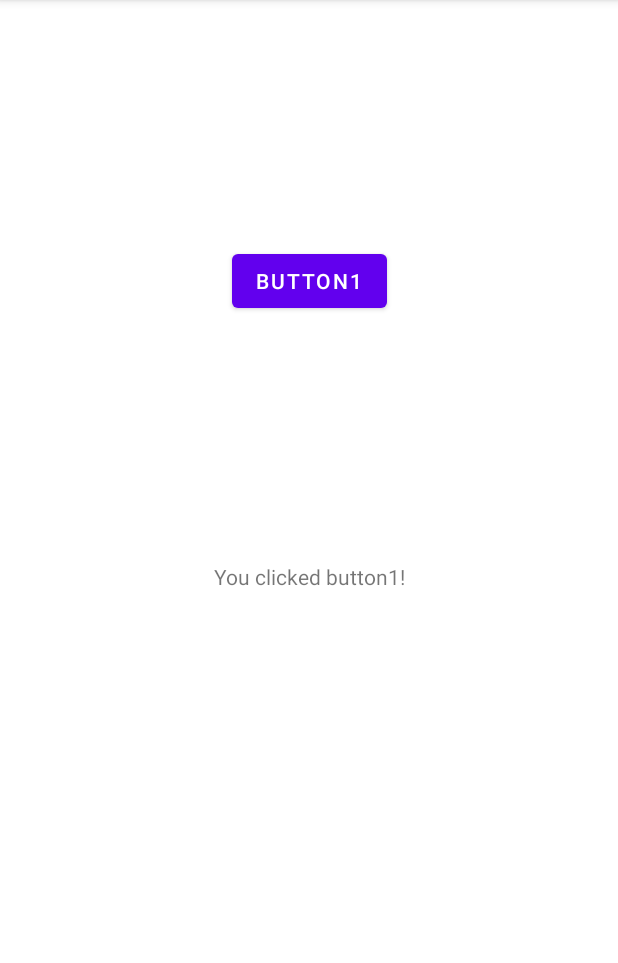
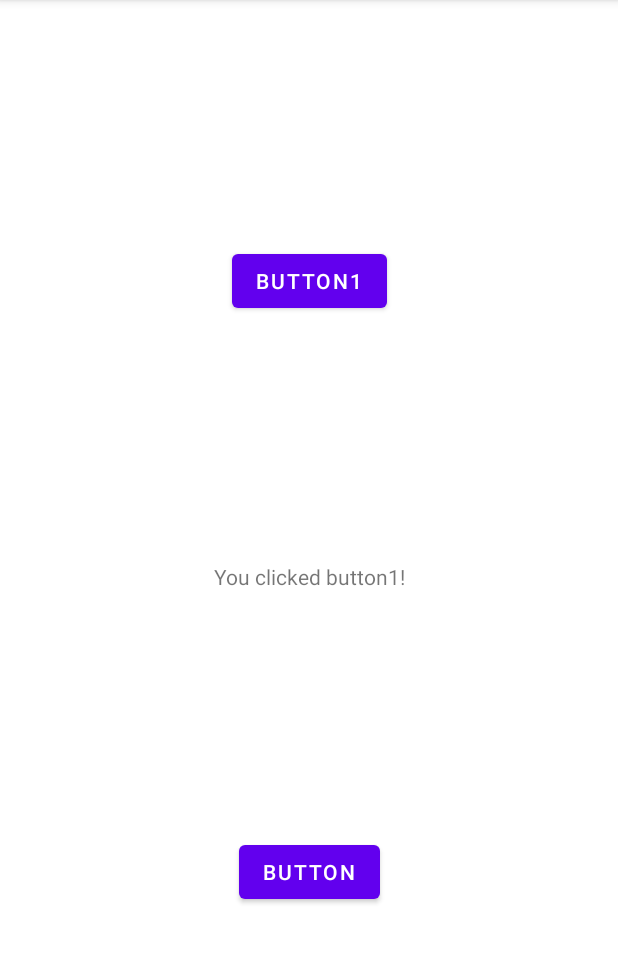
Before and after one commit to JINNY-US/AnonymousInnerClass, an Android app: the screen it shows after launch (MainActivity), after a tap on "BUTTON1", on a phone screen of 412 x 824 dp, the part 84-1047 px from its top. Run offline under Robolectric (Android 15) with nearby library versions, the phone set to English and light mode, and no system bars.

Commit message:
anonymous class for multiple buttons

```diff
--- a/app/src/main/java/com/example/anonymousclass/MainActivity.java
+++ b/app/src/main/java/com/example/anonymousclass/MainActivity.java
@@ -7,9 +7,9 @@ import android.view.View;
 import android.widget.Button;
 import android.widget.TextView;
 
-public class MainActivity extends AppCompatActivity {
+public class MainActivity extends AppCompatActivity implements View.OnClickListener {
 
-    Button mButton1;
+    Button mButton1, mButton2;
     TextView mTextView1;
 
     @Override
@@ -19,14 +19,25 @@ public class MainActivity extends AppCompatActivity {
         setContentView(R.layout.activity_main);
 
         mButton1 = findViewById(R.id.button);
+        mButton2 = findViewById(R.id.button);
         mTextView1 = findViewById(R.id.textView);
 
-        mButton1.setOnClickListener(new View.OnClickListener() {
-            @Override
-            public void onClick(View v) {
-                mTextView1.setText("You clicked button1!");
-            }
-        });
+        mButton1.setOnClickListener(this);
+        mButton2.setOnClickListener(this);
+
     }
 
+    @Override
+    public void onClick(View v) {
+        switch (v.getId()) {
+            case R.id.button :
+                mTextView1.setText("You clicked button1!");
+                break;
+            case R.id.button2 :
+                mTextView1.setText("You clicked button2!");
+                break;
+            default:
+                break;
+        }
+    }
 }
--- a/app/src/main/res/layout/activity_main.xml
+++ b/app/src/main/res/layout/activity_main.xml
@@ -26,4 +26,14 @@
         app:layout_constraintRight_toRightOf="parent"
         app:layout_constraintTop_toTopOf="parent" />
 
+    <Button
+        android:id="@+id/button2"
+        android:layout_width="wrap_content"
+        android:layout_height="wrap_content"
+        android:text="Button"
+        app:layout_constraintBottom_toBottomOf="parent"
+        app:layout_constraintEnd_toEndOf="parent"
+        app:layout_constraintStart_toStartOf="parent"
+        app:layout_constraintTop_toBottomOf="@+id/textView" />
+
 </androidx.constraintlayout.widget.ConstraintLayout>
```
